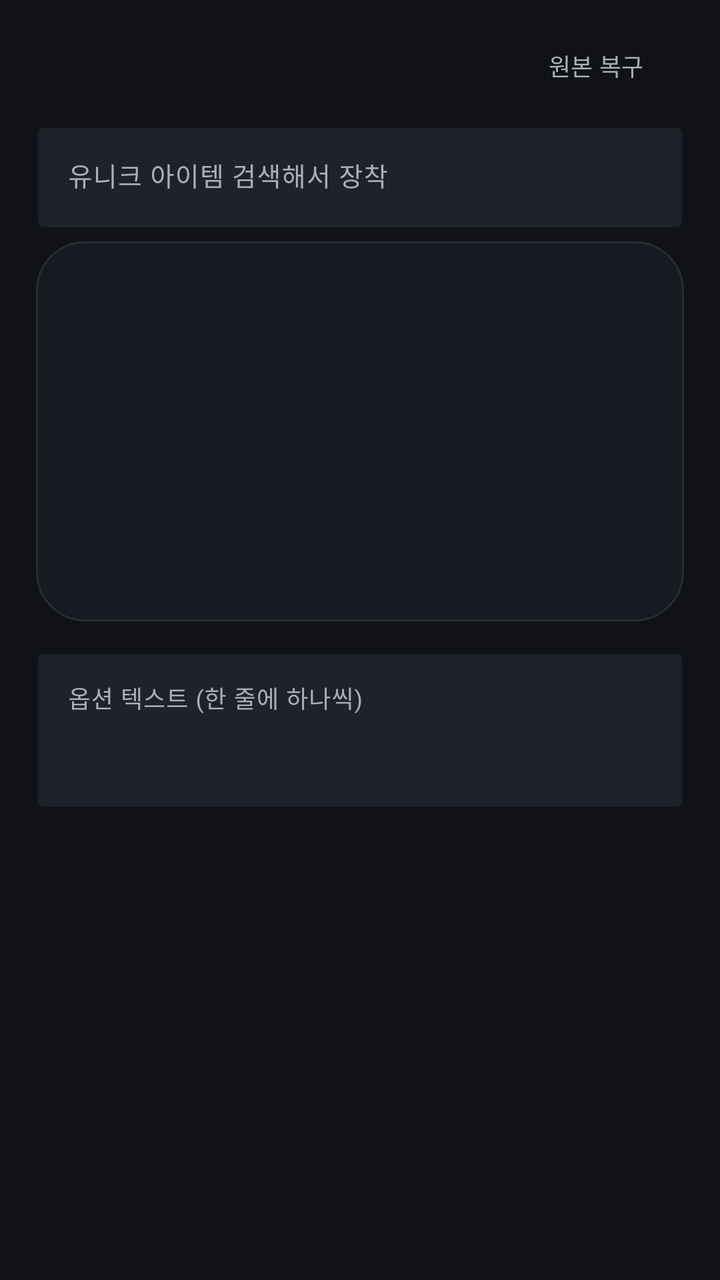
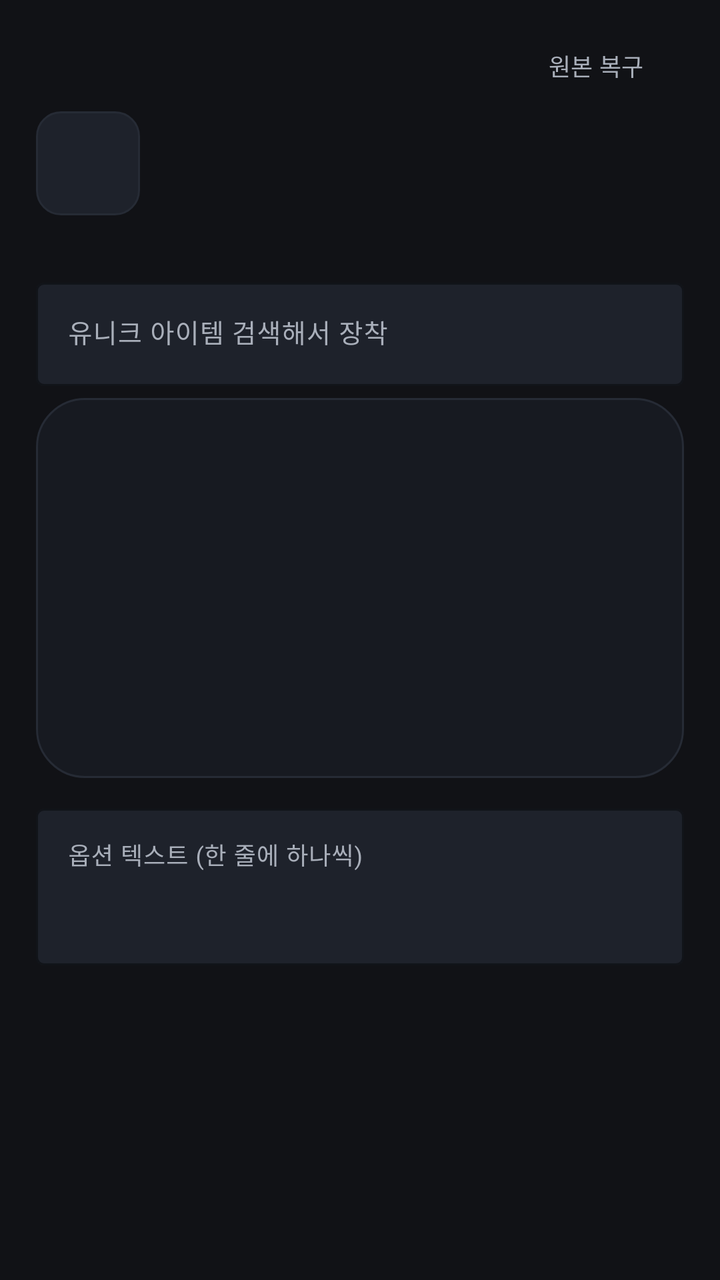

The first picture is an Android layout as it rendered before a commit; the second is the same layout after the commit. The layout source and the unified diff follow.
<!-- AndroidManifest.xml: application theme Theme.PoE2DB -->
<!-- res/layout/dialog_pob_slot.xml -->
<?xml version="1.0" encoding="utf-8"?>
<LinearLayout xmlns:android="http://schemas.android.com/apk/res/android"
    xmlns:app="http://schemas.android.com/apk/res-auto"
    android:layout_width="match_parent"
    android:layout_height="wrap_content"
    android:orientation="vertical"
    android:paddingStart="18dp"
    android:paddingTop="14dp"
    android:paddingEnd="18dp"
    android:paddingBottom="8dp">

    <LinearLayout
        android:layout_width="match_parent"
        android:layout_height="wrap_content"
        android:orientation="horizontal">

        <TextView
            android:id="@+id/tvSlotTitle"
            android:layout_width="0dp"
            android:layout_height="wrap_content"
            android:layout_weight="1"
            android:textColor="@color/text_primary"
            android:textSize="15sp"
            android:textStyle="bold" />

        <Button
            android:id="@+id/btnRestore"
            style="@style/Widget.Material3.Button.TextButton"
            android:layout_width="wrap_content"
            android:layout_height="wrap_content"
            android:minHeight="36dp"
            android:text="@string/pob_restore_original"
            android:textColor="@color/text_secondary"
            android:textSize="12sp" />
    </LinearLayout>

    <com.google.android.material.textfield.TextInputLayout
        android:layout_width="match_parent"
        android:layout_height="wrap_content"
        android:layout_marginTop="6dp"
        android:hint="@string/pob_search_unique"
        app:boxBackgroundColor="@color/surface_high"
        app:boxStrokeColor="@color/gold_40">

        <com.google.android.material.textfield.TextInputEditText
            android:id="@+id/etUniqueSearch"
            android:layout_width="match_parent"
            android:layout_height="wrap_content"
            android:importantForAutofill="no"
            android:inputType="text"
            android:maxLines="1"
            android:textColor="@color/text_primary"
            android:textSize="13sp" />
    </com.google.android.material.textfield.TextInputLayout>

    <androidx.recyclerview.widget.RecyclerView
        android:id="@+id/rvUniqueList"
        android:layout_width="match_parent"
        android:layout_height="190dp"
        android:layout_marginTop="6dp"
        android:background="@drawable/bg_search"
        android:clipToPadding="false"
        android:padding="6dp"
        android:scrollbars="vertical" />

    <com.google.android.material.textfield.TextInputLayout
        android:layout_width="match_parent"
        android:layout_height="wrap_content"
        android:layout_marginTop="10dp"
        android:hint="@string/pob_mod_lines"
        app:boxBackgroundColor="@color/surface_high"
        app:boxStrokeColor="@color/gold_40">

        <com.google.android.material.textfield.TextInputEditText
            android:id="@+id/etModLines"
            android:layout_width="match_parent"
            android:layout_height="wrap_content"
            android:gravity="top"
            android:importantForAutofill="no"
            android:inputType="textMultiLine"
            android:maxLines="6"
            android:minLines="3"
            android:textColor="@color/text_primary"
            android:textSize="12sp" />
    </com.google.android.material.textfield.TextInputLayout>

    <HorizontalScrollView
        android:layout_width="match_parent"
        android:layout_height="wrap_content"
        android:layout_marginTop="6dp"
        android:scrollbars="none">

        <com.google.android.material.chip.ChipGroup
            android:id="@+id/presetChips"
            android:layout_width="wrap_content"
            android:layout_height="wrap_content"
            app:chipSpacingHorizontal="6dp"
            app:singleLine="true" />
    </HorizontalScrollView>
</LinearLayout>
<!-- resources referenced by this layout -->
<resources>
  <color name="gold_40">#66D4AF37</color>
  <color name="surface_high">#1E222B</color>
  <color name="text_primary">#ECE8E1</color>
  <color name="text_secondary">#A9AFBA</color>
  <!-- drawable bg_search (drawable) -->
  <?xml version="1.0" encoding="utf-8"?>
  <shape xmlns:android="http://schemas.android.com/apk/res/android" android:shape="rectangle">
      <solid android:color="@color/surface" />
      <corners android:radius="24dp" />
      <stroke android:width="1dp" android:color="@color/divider" />
  </shape>
  <string name="pob_mod_lines">옵션 텍스트 (한 줄에 하나씩)</string>
  <string name="pob_restore_original">원본 복구</string>
  <string name="pob_search_unique">유니크 아이템 검색해서 장착</string>
  <style name="Theme.PoE2DB" parent="Theme.Material3.Dark.NoActionBar">
          <item name="colorPrimary">@color/gold</item>
          <item name="colorOnPrimary">@color/on_gold</item>
          <item name="colorPrimaryContainer">@color/surface_high</item>
          <item name="colorOnPrimaryContainer">@color/gold_soft</item>
          <item name="colorSecondary">@color/gold</item>
          <item name="colorOnSecondary">@color/on_gold</item>
          <item name="colorSurface">@color/surface</item>
          <item name="colorOnSurface">@color/text_primary</item>
          <item name="colorSurfaceVariant">@color/surface_high</item>
          <item name="colorOnSurfaceVariant">@color/text_secondary</item>
          <item name="colorOutline">@color/divider</item>
          <item name="android:colorBackground">@color/bg</item>
          <item name="colorOnBackground">@color/text_primary</item>
          <item name="android:statusBarColor">@color/bg</item>
          <item name="android:navigationBarColor">@color/bg</item>
          <item name="android:windowLightStatusBar">false</item>
          <item name="android:windowBackground">@color/bg</item>
          <item name="android:forceDarkAllowed" tools:targetApi="q">false</item>
          <item name="chipStyle">@style/Widget.PoE2DB.Chip</item>
      </style>
  <color name="surface">#171A21</color>
  <color name="divider">#262B35</color>
  <color name="gold">#D4AF37</color>
  <color name="on_gold">#14161B</color>
  <color name="gold_soft">#E8C86A</color>
  <color name="bg">#111216</color>
  <style name="Widget.PoE2DB.Chip" parent="Widget.Material3.Chip.Filter">
          <item name="chipBackgroundColor">@color/chip_bg</item>
          <item name="chipStrokeColor">@color/chip_stroke</item>
          <item name="chipStrokeWidth">1dp</item>
          <item name="android:textColor">@color/chip_text</item>
          <item name="android:textSize">12sp</item>
          <item name="chipMinHeight">32dp</item>
          <item name="checkedIconVisible">false</item>
          <item name="chipIconVisible">false</item>
          <item name="ensureMinTouchTargetSize">false</item>
      </style>
</resources>

<!-- the commit's change to res/layout/dialog_pob_slot.xml (unified diff, before → after) -->
@@ -33,6 +33,60 @@
             android:textColor="@color/text_secondary"
             android:textSize="12sp" />
     </LinearLayout>
+
+    <LinearLayout
+        android:id="@+id/slotHeader"
+        android:layout_width="match_parent"
+        android:layout_height="wrap_content"
+        android:layout_marginTop="4dp"
+        android:gravity="center_vertical"
+        android:orientation="horizontal">
+
+        <ImageView
+            android:id="@+id/ivSlotIcon"
+            android:layout_width="52dp"
+            android:layout_height="52dp"
+            android:layout_marginEnd="10dp"
+            android:background="@drawable/bg_icon"
+            android:contentDescription="@string/pob_item_icon"
+            android:padding="4dp"
+            android:scaleType="fitCenter" />
+
+        <LinearLayout
+            android:layout_width="0dp"
+            android:layout_height="wrap_content"
+            android:layout_weight="1"
+            android:orientation="vertical">
+
+            <TextView
+                android:id="@+id/tvSlotItemTitle"
+                android:layout_width="match_parent"
+                android:layout_height="wrap_content"
+                android:ellipsize="end"
+                android:maxLines="1"
+                android:textColor="@color/text_primary"
+                android:textSize="14sp"
+                android:textStyle="bold" />
+
+            <TextView
+                android:id="@+id/tvSlotItemSub"
+                android:layout_width="match_parent"
+                android:layout_height="wrap_content"
+                android:ellipsize="end"
+                android:maxLines="1"
+                android:textColor="@color/text_muted"
+                android:textSize="11sp" />
+        </LinearLayout>
+    </LinearLayout>
+
+    <TextView
+        android:id="@+id/tvKoLines"
+        android:layout_width="match_parent"
+        android:layout_height="wrap_content"
+        android:layout_marginTop="6dp"
+        android:lineSpacingExtra="2dp"
+        android:textColor="@color/text_secondary"
+        android:textSize="12sp" />
 
     <com.google.android.material.textfield.TextInputLayout
         android:layout_width="match_parent"
<!-- resource entries referenced after the edit -->
@@ -2,8 +2,16 @@
 <resources>
   <color name="gold_40">#66D4AF37</color>
   <color name="surface_high">#1E222B</color>
+  <color name="text_muted">#79808C</color>
   <color name="text_primary">#ECE8E1</color>
   <color name="text_secondary">#A9AFBA</color>
+  <!-- drawable bg_icon (drawable) -->
+  <?xml version="1.0" encoding="utf-8"?>
+  <shape xmlns:android="http://schemas.android.com/apk/res/android" android:shape="rectangle">
+      <solid android:color="@color/surface_high" />
+      <corners android:radius="12dp" />
+      <stroke android:width="1dp" android:color="@color/divider" />
+  </shape>
   <!-- drawable bg_search (drawable) -->
   <?xml version="1.0" encoding="utf-8"?>
   <shape xmlns:android="http://schemas.android.com/apk/res/android" android:shape="rectangle">
@@ -11,6 +19,7 @@
       <corners android:radius="24dp" />
       <stroke android:width="1dp" android:color="@color/divider" />
   </shape>
+  <string name="pob_item_icon">장비 아이콘</string>
   <string name="pob_mod_lines">옵션 텍스트 (한 줄에 하나씩)</string>
   <string name="pob_restore_original">원본 복구</string>
   <string name="pob_search_unique">유니크 아이템 검색해서 장착</string>
